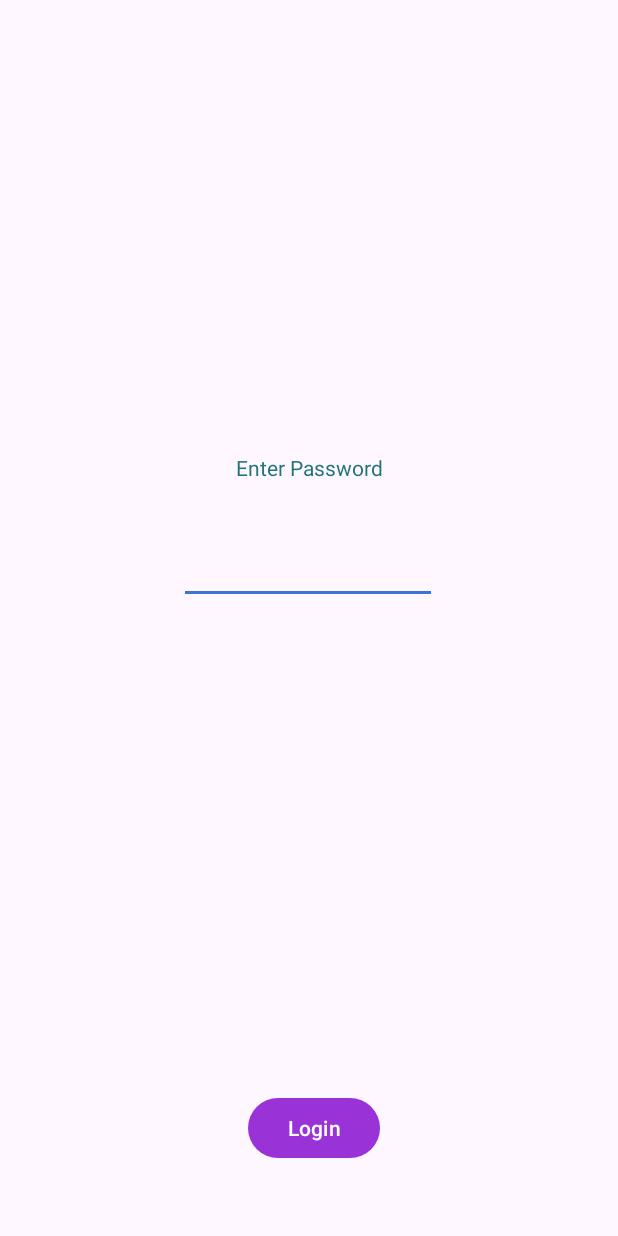
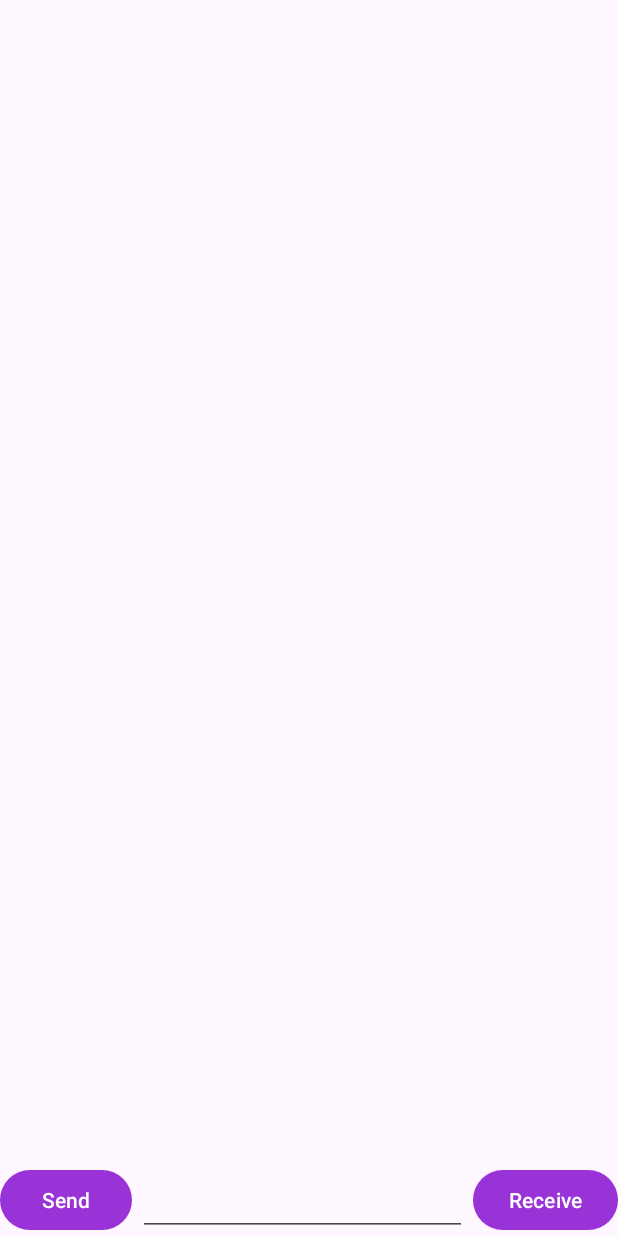
Before and after one commit to AlfredoKylle82/Alfredo-Android-Labs, an Android app: the screen it shows after launch (MainActivity before the commit, ChatRoom after it), on a phone screen of 412 x 824 dp. Run offline under Robolectric (Android 15) with nearby library versions, the phone set to English and light mode, and no system bars; our stand-ins replace data binding.

Commit message:
Finished week6

```diff
--- /dev/null
+++ b/app/src/main/java/com/example/algonquin/cst2335/nava0082/ChatRoom.java
@@ -0,0 +1,149 @@
+package com.example.algonquin.cst2335.nava0082;
+
+import android.os.Bundle;
+import android.os.Message;
+import android.view.View;
+import android.view.ViewGroup;
+import android.widget.TextView;
+
+import androidx.annotation.NonNull;
+import androidx.appcompat.app.AppCompatActivity;
+import androidx.lifecycle.ViewModelProvider;
+import androidx.recyclerview.widget.LinearLayoutManager;
+import androidx.recyclerview.widget.RecyclerView;
+
+import java.text.SimpleDateFormat;
+import java.util.ArrayList;
+import java.util.Date;
+
+import com.example.algonquin.cst2335.nava0082.databinding.ActivityChatRoomBinding;
+import com.example.algonquin.cst2335.nava0082.databinding.ReceiveMessageBinding;
+import com.example.algonquin.cst2335.nava0082.databinding.SentMessageBinding;
+
+public class ChatRoom extends AppCompatActivity {
+
+    ActivityChatRoomBinding binding;
+    ChatRoomViewModel chatModel;
+    ArrayList<ChatMessage> chatMessages;// new ArrayList<>();
+    private RecyclerView.Adapter<MyRowHolder> myAdapter;
+
+
+    @Override
+    protected void onCreate(Bundle savedInstanceState) {
+        super.onCreate(savedInstanceState);
+
+
+        binding = ActivityChatRoomBinding.inflate(getLayoutInflater());
+        setContentView(binding.getRoot());
+
+        chatModel = new ViewModelProvider(this).get(ChatRoomViewModel.class);
+        chatMessages = chatModel.chatMessages.getValue();
+        binding.recycleView.setLayoutManager(new LinearLayoutManager(this));
+
+        // Send button
+        binding.sendButton.setOnClickListener(click -> {
+            // Create chat message object
+            ChatMessage chatmessage = new ChatMessage();
+            String text = binding.textInput.getText().toString();
+            String time = new SimpleDateFormat("EEEE, dd-MMM-yyyy hh-mm-ss a").format(new Date());
+
+            chatmessage.setMessage(text);
+            chatmessage.setTimeSent(time);
+            chatmessage.setSentButton(true);
+
+            // Add the new message to the chatMessages list
+            chatMessages.add(chatmessage);
+
+            // Notify the adapter about the new item inserted
+            myAdapter.notifyItemInserted(chatMessages.size() - 1);
+
+            // Scroll to the position of the new item
+            binding.recycleView.scrollToPosition(chatMessages.size() - 1);
+
+            // Clears the previous text
+            binding.textInput.setText("");
+        });
+
+        // Receive button
+        binding.receiveButton.setOnClickListener(click -> {
+            // Create chat message object
+            ChatMessage chatmessage = new ChatMessage();
+            String text = binding.textInput.getText().toString();
+            String time = new SimpleDateFormat("EEEE, dd-MMM-yyyy hh-mm-ss a").format(new Date());
+
+            chatmessage.setMessage(text);
+            chatmessage.setTimeSent(time);
+            chatmessage.setSentButton(false);
+
+            // Add the new message to the chatMessages list
+            chatMessages.add(chatmessage);
+
+            // Notify the adapter about the new item inserted
+            myAdapter.notifyItemInserted(chatMessages.size() - 1);
+
+            // Clears the previous text
+            binding.textInput.setText("");
+        });
+
+        if (chatMessages == null) {
+            chatModel.chatMessages.postValue(chatMessages = new ArrayList<>());
+        }
+
+
+        binding.recycleView.setAdapter( myAdapter = new RecyclerView.Adapter<MyRowHolder>() {
+
+
+            @NonNull
+            @Override
+            public MyRowHolder onCreateViewHolder(@NonNull ViewGroup parent, int viewType) {
+                // inflates the row layout
+                // int ViewType is what layout should be loaded
+                if (viewType == 0){
+                    SentMessageBinding messageBinding = SentMessageBinding.inflate(getLayoutInflater(), parent, false);
+                    // initialize row variables
+                    return new MyRowHolder(messageBinding.getRoot());
+                } else {
+                    ReceiveMessageBinding messageBinding = ReceiveMessageBinding.inflate(getLayoutInflater(), parent, false);
+                    // initialize row variables
+                    return new MyRowHolder(messageBinding.getRoot());
+                }
+            }
+
+
+            @Override
+            public void onBindViewHolder(@NonNull MyRowHolder holder, int position) {
+                ChatMessage chatmessage = chatMessages.get(position);
+
+                // override the text in the rows
+                holder.messageText.setText(chatmessage.getMessage());
+                holder.timeText.setText(chatmessage.getTimeSent());
+            }
+
+            @Override
+            public int getItemCount() {
+
+                return chatMessages.size();
+            }
+
+            public int getItemViewType(int position) {
+                boolean isSentButton = chatMessages.get(position).isSentButton();
+                return isSentButton ? 0 : 1;
+            }
+        });
+
+
+    }
+
+    // class represents one row and it holds the variables
+    class MyRowHolder extends RecyclerView.ViewHolder {
+        TextView messageText;
+        TextView timeText;
+
+        // initializes variables
+        public MyRowHolder(@NonNull View itemView) {
+            super(itemView);
+            messageText = itemView.findViewById(R.id.messageText);
+            timeText = itemView.findViewById(R.id.timeText);
+        }
+    }
+}
--- /dev/null
+++ b/app/src/main/java/com/example/algonquin/cst2335/nava0082/ChatRoomViewModel.java
@@ -0,0 +1,12 @@
+package com.example.algonquin.cst2335.nava0082;
+
+import androidx.lifecycle.MutableLiveData;
+import androidx.lifecycle.ViewModel;
+
+import java.util.ArrayList;
+
+import com.example.algonquin.cst2335.nava0082.ChatMessage;
+public class ChatRoomViewModel extends ViewModel {
+    public MutableLiveData<ArrayList<ChatMessage>> chatMessages = new MutableLiveData< >();
+
+}
--- /dev/null
+++ b/app/src/main/res/layout/activity_chat_room.xml
@@ -0,0 +1,48 @@
+<?xml version="1.0" encoding="utf-8"?>
+<layout xmlns:android="http://schemas.android.com/apk/res/android"
+    xmlns:app="http://schemas.android.com/apk/res-auto"
+    xmlns:tools="http://schemas.android.com/tools">
+
+<androidx.constraintlayout.widget.ConstraintLayout
+    android:layout_width="match_parent"
+    android:layout_height="match_parent"
+    tools:context=".ChatRoom">
+
+    <androidx.recyclerview.widget.RecyclerView
+        android:id="@+id/recycleView"
+        android:layout_width="0dp"
+        android:layout_height="0dp"
+        app:layout_constraintBottom_toTopOf="@+id/textInput"
+        app:layout_constraintBottom_toBottomOf="parent"
+        app:layout_constraintEnd_toEndOf="parent"
+        app:layout_constraintHorizontal_bias="0.0"
+        app:layout_constraintStart_toStartOf="parent"
+        app:layout_constraintTop_toTopOf="parent"
+        app:layout_constraintVertical_bias="0.0" />
+
+    <Button
+        android:id="@+id/sendButton"
+        android:layout_width="wrap_content"
+        android:layout_height="wrap_content"
+        android:text="Send"
+        app:layout_constraintBottom_toBottomOf="parent"
+        app:layout_constraintStart_toStartOf="parent" />
+
+    <EditText
+        android:id="@+id/textInput"
+
+        android:layout_width="219dp"
+        android:layout_height="42dp"
+        app:layout_constraintBottom_toBottomOf="parent"
+        app:layout_constraintEnd_toStartOf="@+id/receiveButton"
+        app:layout_constraintStart_toEndOf="@+id/sendButton" />
+
+    <Button
+        android:id="@+id/receiveButton"
+        android:layout_width="wrap_content"
+        android:layout_height="wrap_content"
+        android:text="Receive"
+        app:layout_constraintBottom_toBottomOf="parent"
+        app:layout_constraintEnd_toEndOf="parent" />
+</androidx.constraintlayout.widget.ConstraintLayout>
+</layout>
--- a/app/src/main/res/layout/activity_main.xml
+++ b/app/src/main/res/layout/activity_main.xml
@@ -1,7 +1,9 @@
 <?xml version="1.0" encoding="utf-8"?>
-<androidx.constraintlayout.widget.ConstraintLayout xmlns:android="http://schemas.android.com/apk/res/android"
+<layout xmlns:android="http://schemas.android.com/apk/res/android"
     xmlns:app="http://schemas.android.com/apk/res-auto"
-    xmlns:tools="http://schemas.android.com/tools"
+    xmlns:tools="http://schemas.android.com/tools">
+
+<androidx.constraintlayout.widget.ConstraintLayout
     android:layout_width="match_parent"
     android:layout_height="match_parent"
     tools:context=".MainActivity">
@@ -15,7 +17,7 @@
         app:layout_constraintEnd_toEndOf="parent"
         app:layout_constraintStart_toStartOf="parent"
         app:layout_constraintTop_toTopOf="parent"
-        app:layout_constraintVertical_bias="0.375"></TextView>
+        app:layout_constraintVertical_bias="0.375"/>
 
     <EditText
         android:id="@+id/editText"
@@ -28,7 +30,7 @@
         app:layout_constraintHorizontal_bias="0.498"
         app:layout_constraintStart_toStartOf="parent"
         app:layout_constraintTop_toBottomOf="@+id/textView"
-        app:layout_constraintVertical_bias="0.017"></EditText>
+        app:layout_constraintVertical_bias="0.017"/>
 
     <Button
         android:id="@+id/button"
@@ -41,4 +43,4 @@
         app:layout_constraintHorizontal_bias="0.51"
         app:layout_constraintStart_toStartOf="parent" />
 
-</androidx.constraintlayout.widget.ConstraintLayout>
+</androidx.constraintlayout.widget.ConstraintLayout></layout>
```
Also changed, not shown: app/build.gradle (+13 -5 lines), app/src/main/AndroidManifest.xml (+12 -3 lines), app/src/main/java/com/example/algonquin/cst2335/nava0082/ChatMessage.java (added, +39 -0 lines), app/src/main/java/com/example/algonquin/cst2335/nava0082/MainActivity.java (+2 -64 lines), app/src/main/res/layout/receive_message.xml (added, +43 -0 lines), app/src/main/res/layout/sent_message.xml (added, +37 -0 lines), app/src/main/res/drawable/pic1.png (added), app/src/main/res/drawable/pic2.png (added).
